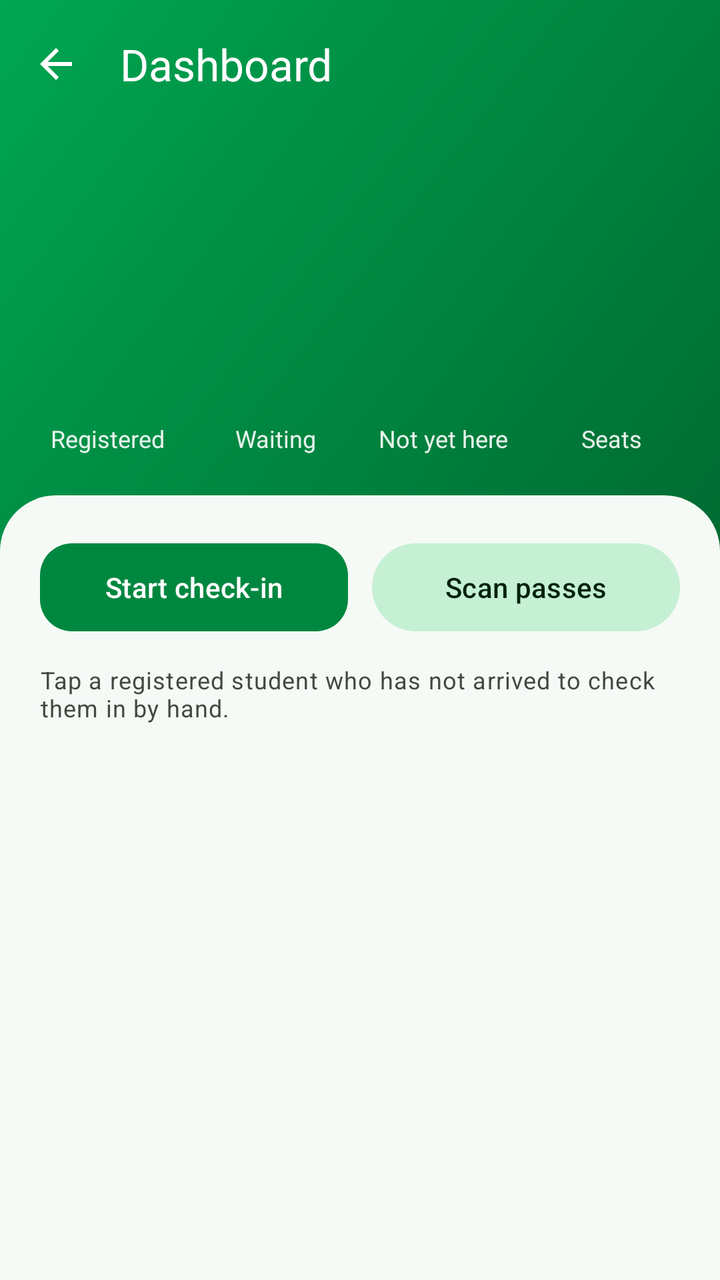
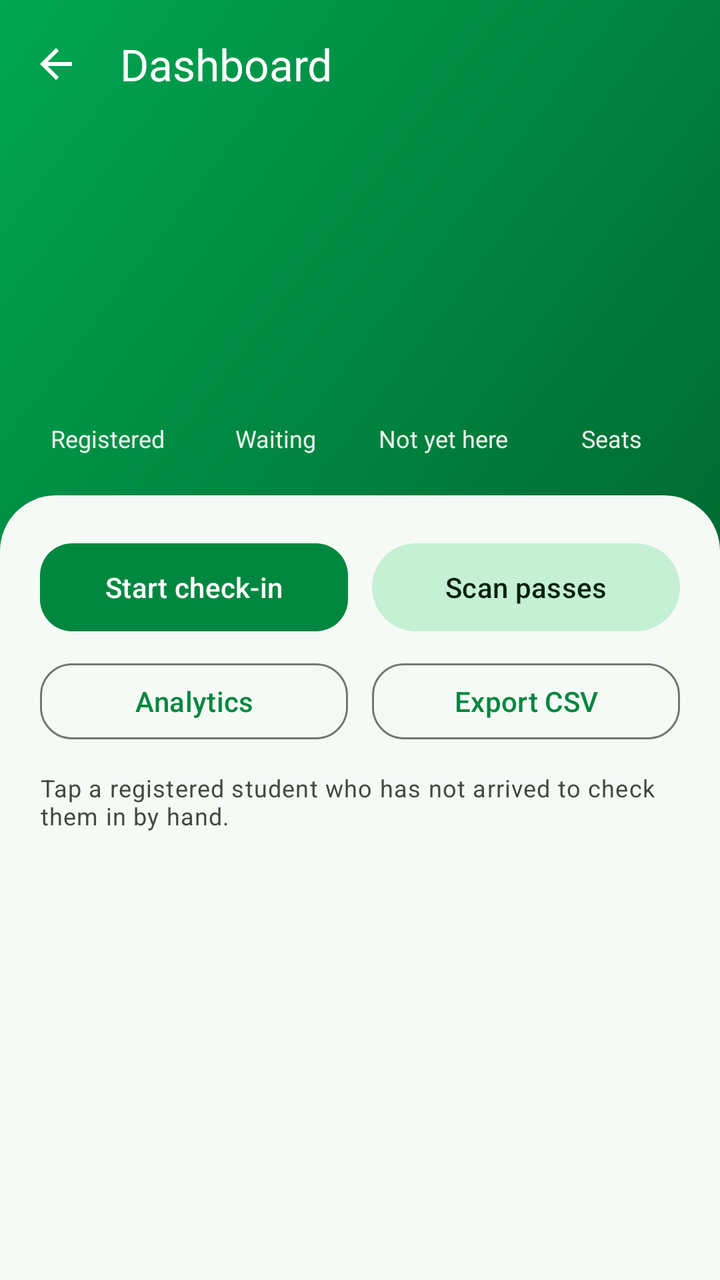

Screens rendered from an Android XML layout before and after an edit, with the pre-edit source and the edit as a unified diff.
<!-- AndroidManifest.xml: application theme Theme.ClubHub -->
<!-- res/layout/activity_event_dashboard.xml -->
<?xml version="1.0" encoding="utf-8"?>
<LinearLayout xmlns:android="http://schemas.android.com/apk/res/android"
    xmlns:app="http://schemas.android.com/apk/res-auto"
    android:layout_width="match_parent"
    android:layout_height="match_parent"
    android:background="?attr/colorSurface"
    android:orientation="vertical">

    <LinearLayout
        android:id="@+id/header"
        android:layout_width="match_parent"
        android:layout_height="wrap_content"
        android:background="@drawable/bg_header_gradient"
        android:orientation="vertical"
        android:paddingBottom="48dp">

        <com.google.android.material.appbar.MaterialToolbar
            android:id="@+id/toolbar"
            android:layout_width="match_parent"
            android:layout_height="?attr/actionBarSize"
            android:background="@android:color/transparent"
            app:navigationIcon="@drawable/ic_arrow_back_white"
            app:title="@string/title_dashboard"
            app:titleTextAppearance="?attr/textAppearanceTitleLarge"
            app:titleTextColor="@color/white" />

        <TextView
            android:id="@+id/tv_event_title"
            android:layout_width="match_parent"
            android:layout_height="wrap_content"
            android:ellipsize="end"
            android:maxLines="2"
            android:paddingHorizontal="20dp"
            android:textColor="@color/white"
            android:textSize="20sp"
            android:textStyle="bold" />

        <LinearLayout
            android:layout_width="match_parent"
            android:layout_height="wrap_content"
            android:gravity="bottom"
            android:orientation="horizontal"
            android:paddingHorizontal="20dp"
            android:paddingTop="8dp">

            <TextView
                android:id="@+id/tv_big_count"
                android:layout_width="wrap_content"
                android:layout_height="wrap_content"
                android:textColor="@color/white"
                android:textSize="56sp"
                android:textStyle="bold" />

            <TextView
                android:id="@+id/tv_big_label"
                android:layout_width="wrap_content"
                android:layout_height="wrap_content"
                android:layout_marginStart="10dp"
                android:layout_marginBottom="12dp"
                android:textColor="@color/white"
                android:textSize="16sp" />
        </LinearLayout>

        <LinearLayout
            android:layout_width="match_parent"
            android:layout_height="wrap_content"
            android:orientation="horizontal"
            android:paddingHorizontal="12dp"
            android:paddingTop="8dp">

            <LinearLayout
                android:layout_width="0dp"
                android:layout_height="wrap_content"
                android:layout_weight="1"
                android:gravity="center_horizontal"
                android:orientation="vertical">

                <TextView
                    android:id="@+id/tv_stat_registered"
                    android:layout_width="wrap_content"
                    android:layout_height="wrap_content"
                    android:textColor="@color/white"
                    android:textSize="22sp"
                    android:textStyle="bold" />

                <TextView
                    android:layout_width="wrap_content"
                    android:layout_height="wrap_content"
                    android:alpha="0.9"
                    android:text="@string/stat_registered"
                    android:textColor="@color/white"
                    android:textSize="12sp" />
            </LinearLayout>
            <LinearLayout
                android:layout_width="0dp"
                android:layout_height="wrap_content"
                android:layout_weight="1"
                android:gravity="center_horizontal"
                android:orientation="vertical">

                <TextView
                    android:id="@+id/tv_stat_waiting"
                    android:layout_width="wrap_content"
                    android:layout_height="wrap_content"
                    android:textColor="@color/white"
                    android:textSize="22sp"
                    android:textStyle="bold" />

                <TextView
                    android:layout_width="wrap_content"
                    android:layout_height="wrap_content"
                    android:alpha="0.9"
                    android:text="@string/stat_waiting"
                    android:textColor="@color/white"
                    android:textSize="12sp" />
            </LinearLayout>
            <LinearLayout
                android:layout_width="0dp"
                android:layout_height="wrap_content"
                android:layout_weight="1"
                android:gravity="center_horizontal"
                android:orientation="vertical">

                <TextView
                    android:id="@+id/tv_stat_missing"
                    android:layout_width="wrap_content"
                    android:layout_height="wrap_content"
                    android:textColor="@color/white"
                    android:textSize="22sp"
                    android:textStyle="bold" />

                <TextView
                    android:layout_width="wrap_content"
                    android:layout_height="wrap_content"
                    android:alpha="0.9"
                    android:text="@string/stat_not_yet"
                    android:textColor="@color/white"
                    android:textSize="12sp" />
            </LinearLayout>
            <LinearLayout
                android:layout_width="0dp"
                android:layout_height="wrap_content"
                android:layout_weight="1"
                android:gravity="center_horizontal"
                android:orientation="vertical">

                <TextView
                    android:id="@+id/tv_stat_seats"
                    android:layout_width="wrap_content"
                    android:layout_height="wrap_content"
                    android:textColor="@color/white"
                    android:textSize="22sp"
                    android:textStyle="bold" />

                <TextView
                    android:layout_width="wrap_content"
                    android:layout_height="wrap_content"
                    android:alpha="0.9"
                    android:text="@string/stat_seats"
                    android:textColor="@color/white"
                    android:textSize="12sp" />
            </LinearLayout>
        </LinearLayout>
    </LinearLayout>

    <LinearLayout
        android:layout_width="match_parent"
        android:layout_height="0dp"
        android:layout_marginTop="-28dp"
        android:layout_weight="1"
        android:background="@drawable/bg_sheet_top"
        android:orientation="vertical">

        <LinearLayout
            android:layout_width="match_parent"
            android:layout_height="wrap_content"
            android:orientation="horizontal"
            android:paddingHorizontal="20dp"
            android:paddingTop="20dp">

            <com.google.android.material.button.MaterialButton
                android:id="@+id/btn_open_checkin"
                android:layout_width="0dp"
                android:layout_height="wrap_content"
                android:layout_marginEnd="6dp"
                android:layout_weight="1"
                android:minHeight="52dp"
                android:text="@string/action_open_checkin" />

            <com.google.android.material.button.MaterialButton
                android:id="@+id/btn_scan_passes"
                style="@style/Widget.Material3.Button.TonalButton"
                android:layout_width="0dp"
                android:layout_height="wrap_content"
                android:layout_marginStart="6dp"
                android:layout_weight="1"
                android:minHeight="52dp"
                android:text="@string/action_scan_passes" />
        </LinearLayout>

        <TextView
            android:layout_width="match_parent"
            android:layout_height="wrap_content"
            android:paddingHorizontal="20dp"
            android:paddingTop="12dp"
            android:text="@string/dashboard_tap_hint"
            android:textAppearance="?attr/textAppearanceBodySmall"
            android:textColor="?attr/colorOnSurfaceVariant" />

        <FrameLayout
            android:layout_width="match_parent"
            android:layout_height="0dp"
            android:layout_weight="1">

            <androidx.recyclerview.widget.RecyclerView
                android:id="@+id/recycler"
                android:layout_width="match_parent"
                android:layout_height="match_parent"
                android:clipToPadding="false"
                android:paddingTop="8dp"
                android:paddingBottom="16dp" />

            <TextView
                android:id="@+id/empty_state"
                android:layout_width="match_parent"
                android:layout_height="wrap_content"
                android:layout_gravity="center"
                android:gravity="center"
                android:padding="32dp"
                android:text="@string/empty_participants"
                android:textAppearance="?attr/textAppearanceBodyLarge"
                android:textColor="?attr/colorOnSurfaceVariant"
                android:visibility="gone" />
        </FrameLayout>
    </LinearLayout>
</LinearLayout>
<!-- resources referenced by this layout -->
<resources>
  <color name="white">#FFFFFF</color>
  <!-- drawable bg_header_gradient (drawable) -->
  <?xml version="1.0" encoding="utf-8"?>
  <shape xmlns:android="http://schemas.android.com/apk/res/android"
      android:shape="rectangle">
      <gradient
          android:angle="315"
          android:endColor="@color/header_end"
          android:startColor="@color/header_start"
          android:type="linear" />
  </shape>
  <!-- drawable bg_sheet_top (drawable) -->
  <?xml version="1.0" encoding="utf-8"?>
  <shape xmlns:android="http://schemas.android.com/apk/res/android"
      android:shape="rectangle">
      <solid android:color="?attr/colorSurface" />
      <corners
          android:topLeftRadius="28dp"
          android:topRightRadius="28dp" />
  </shape>
  <!-- drawable ic_arrow_back_white (drawable) -->
  <?xml version="1.0" encoding="utf-8"?>
  <vector xmlns:android="http://schemas.android.com/apk/res/android"
      android:width="24dp"
      android:height="24dp"
      android:viewportWidth="24"
      android:viewportHeight="24">
      <path
          android:fillColor="#FFFFFF"
          android:pathData="M20,11H7.83l5.59,-5.59L12,4l-8,8 8,8 1.41,-1.41L7.83,13H20v-2z" />
  </vector>
  <string name="action_open_checkin">Start check-in</string>
  <string name="action_scan_passes">Scan passes</string>
  <string name="dashboard_tap_hint">Tap a registered student who has not arrived to check them in by hand.</string>
  <string name="empty_participants">Nobody has registered yet.</string>
  <string name="stat_not_yet">Not yet here</string>
  <string name="stat_registered">Registered</string>
  <string name="stat_seats">Seats</string>
  <string name="stat_waiting">Waiting</string>
  <string name="title_dashboard">Dashboard</string>
  <style name="Theme.ClubHub" parent="Base.Theme.ClubHub" />
  <color name="header_end">#006B32</color>
  <color name="header_start">#00A651</color>
  <style name="Widget.ClubHub.TextInputLayout" parent="Widget.Material3.TextInputLayout.OutlinedBox">
          <item name="boxCornerRadiusTopStart">14dp</item>
          <item name="boxCornerRadiusTopEnd">14dp</item>
          <item name="boxCornerRadiusBottomStart">14dp</item>
          <item name="boxCornerRadiusBottomEnd">14dp</item>
      </style>
  <style name="Widget.ClubHub.Button" parent="Widget.Material3.Button">
          <item name="cornerRadius">16dp</item>
      </style>
  <!-- unchanged entries left out for length: 1 -->
</resources>

<!-- the commit's change to res/layout/activity_event_dashboard.xml (unified diff, before → after) -->
@@ -196,6 +196,36 @@
                 android:layout_weight="1"
                 android:minHeight="52dp"
                 android:text="@string/action_scan_passes" />
+        </LinearLayout>
+
+        <LinearLayout
+            android:layout_width="match_parent"
+            android:layout_height="wrap_content"
+            android:orientation="horizontal"
+            android:paddingHorizontal="20dp"
+            android:paddingTop="8dp">
+
+            <com.google.android.material.button.MaterialButton
+                android:id="@+id/btn_analytics"
+                style="@style/Widget.Material3.Button.OutlinedButton"
+                android:layout_width="0dp"
+                android:layout_height="wrap_content"
+                android:layout_marginEnd="6dp"
+                android:layout_weight="1"
+                android:minHeight="46dp"
+                android:text="@string/action_analytics"
+                app:cornerRadius="16dp" />
+
+            <com.google.android.material.button.MaterialButton
+                android:id="@+id/btn_export_csv"
+                style="@style/Widget.Material3.Button.OutlinedButton"
+                android:layout_width="0dp"
+                android:layout_height="wrap_content"
+                android:layout_marginStart="6dp"
+                android:layout_weight="1"
+                android:minHeight="46dp"
+                android:text="@string/action_export_csv"
+                app:cornerRadius="16dp" />
         </LinearLayout>
 
         <TextView
<!-- resource entries referenced after the edit -->
@@ -31,6 +31,8 @@
           android:fillColor="#FFFFFF"
           android:pathData="M20,11H7.83l5.59,-5.59L12,4l-8,8 8,8 1.41,-1.41L7.83,13H20v-2z" />
   </vector>
+  <string name="action_analytics">Analytics</string>
+  <string name="action_export_csv">Export CSV</string>
   <string name="action_open_checkin">Start check-in</string>
   <string name="action_scan_passes">Scan passes</string>
   <string name="dashboard_tap_hint">Tap a registered student who has not arrived to check them in by hand.</string>
